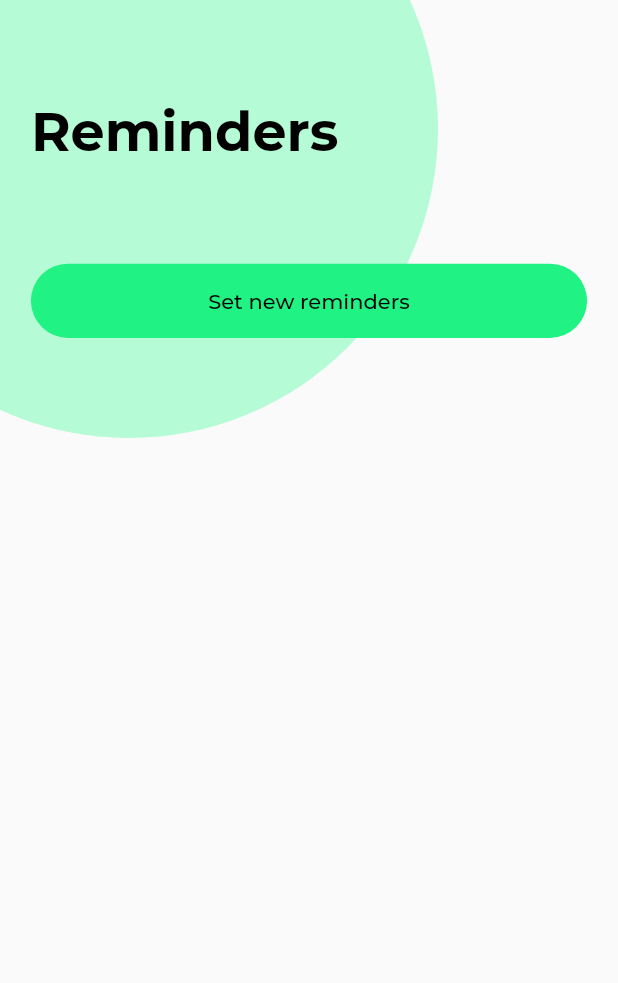
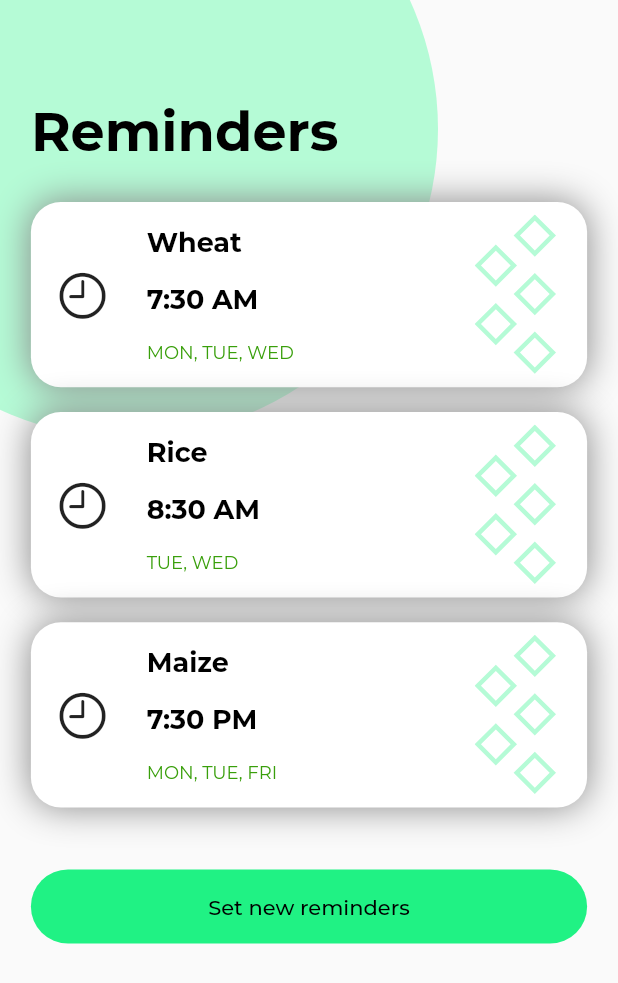
Before and after one commit to s1dd54rt5/chlorophyll, a Flutter app: the Reminders widget shown alone on an empty page, opened directly, on a phone screen of 412 x 824 dp. Shown: the top 983 px of the screen. Run offline on Flutter 3.47's test engine with Material 2 defaults, Android fonts, the light colour scheme and no system bars; our stand-ins replace dotted_decoration, flutter_svg, get, google_fonts; project files that could hold a hidden picture were left out.

Commit message:
reminder screen done

```diff
--- a/chlorophyll/lib/constants/svgConst.dart
+++ b/chlorophyll/lib/constants/svgConst.dart
@@ -1,2 +1,3 @@
 String logo = 'assets/svg/chlorologo.svg';
 String sun = 'assets/svg/sun.svg';
+String boxpattern = 'assets/svg/boxpattern.svg';
--- a/chlorophyll/lib/screens/reminders.dart
+++ b/chlorophyll/lib/screens/reminders.dart
@@ -1,6 +1,7 @@
 import 'package:chlorophyll/constants/theme.dart';
 import 'package:chlorophyll/helpers/size.dart';
 import 'package:chlorophyll/widgets/button.dart';
+import 'package:chlorophyll/widgets/reminderCard.dart';
 import 'package:flutter/material.dart';
 
 class Reminders extends StatefulWidget {
@@ -9,6 +10,23 @@ class Reminders extends StatefulWidget {
 }
 
 class _RemindersState extends State<Reminders> {
+  List reminders = [
+    {
+      "crop": "Wheat",
+      "time": "7:30 AM",
+      "days": "MON, TUE, WED",
+    },
+    {
+      "crop": "Rice",
+      "time": "8:30 AM",
+      "days": "TUE, WED",
+    },
+    {
+      "crop": "Maize",
+      "time": "7:30 PM",
+      "days": "MON, TUE, FRI",
+    },
+  ];
   @override
   Widget build(BuildContext context) {
     SizeHelper s = SizeHelper(context);
@@ -41,8 +59,14 @@ class _RemindersState extends State<Reminders> {
                 style: bigTextBold,
               ),
               SizedBox(
-                height: s.hHelper(4),
+                height: s.hHelper(2),
               ),
+              for (var reminder in reminders)
+                ReminderCard(
+                  crop: reminder["crop"],
+                  days: reminder["days"],
+                  time: reminder["time"],
+                ),
               SizedBox(
                 height: s.hHelper(4),
               ),
--- /dev/null
+++ b/chlorophyll/lib/widgets/reminderCard.dart
@@ -0,0 +1,88 @@
+import 'package:chlorophyll/constants/svgConst.dart';
+import 'package:chlorophyll/constants/theme.dart';
+import 'package:chlorophyll/helpers/size.dart';
+import 'package:flutter/cupertino.dart';
+import 'package:flutter/material.dart';
+import 'package:flutter_svg/svg.dart';
+import 'package:google_fonts/google_fonts.dart';
+
+class ReminderCard extends StatefulWidget {
+  final String crop;
+  final String time;
+  final String days;
+  ReminderCard({@required this.crop, @required this.days, @required this.time});
+  @override
+  _ReminderCardState createState() => _ReminderCardState();
+}
+
+class _ReminderCardState extends State<ReminderCard> {
+  @override
+  Widget build(BuildContext context) {
+    SizeHelper s = SizeHelper(context);
+    return Container(
+      margin: EdgeInsets.symmetric(
+        vertical: s.hHelper(1),
+      ),
+      height: s.hHelper(15),
+      decoration: BoxDecoration(
+        borderRadius: BorderRadius.circular(20),
+        color: Colors.white,
+        boxShadow: [
+          BoxShadow(
+            color: grey,
+            blurRadius: 20,
+            spreadRadius: 0.1,
+          ),
+        ],
+      ),
+      child: Stack(
+        children: [
+          Positioned(
+            right: 20,
+            top: 5,
+            bottom: 5,
+            child: SvgPicture.asset(
+              boxpattern,
+            ),
+          ),
+          Row(
+            children: [
+              SizedBox(
+                width: s.hHelper(2),
+              ),
+              Icon(
+                CupertinoIcons.clock,
+                size: 36,
+              ),
+              SizedBox(
+                width: s.hHelper(3),
+              ),
+              Column(
+                mainAxisAlignment: MainAxisAlignment.spaceEvenly,
+                crossAxisAlignment: CrossAxisAlignment.start,
+                children: [
+                  Text(
+                    widget.crop,
+                    style: smallerTextBold,
+                  ),
+                  Text(
+                    widget.time,
+                    style: smallerTextBold,
+                  ),
+                  Text(
+                    widget.days,
+                    style: GoogleFonts.montserrat(
+                      fontSize: 12,
+                      fontWeight: FontWeight.normal,
+                      color: Color(0xff399F0B),
+                    ),
+                  ),
+                ],
+              ),
+            ],
+          ),
+        ],
+      ),
+    );
+  }
+}
--- a/chlorophyll/pubspec.yaml
+++ b/chlorophyll/pubspec.yaml
@@ -52,6 +52,7 @@ flutter:
     - google_fonts/Montserrat-Thin.ttf
     - assets/svg/chlorologo.svg
     - assets/svg/sun.svg
+    - assets/svg/boxpattern.svg
 
   # The following line ensures that the Material Icons font is
   # included with your application, so that you can use the icons in
```
Also changed, not shown: chlorophyll/assets/svg/boxpattern.svg (added).
